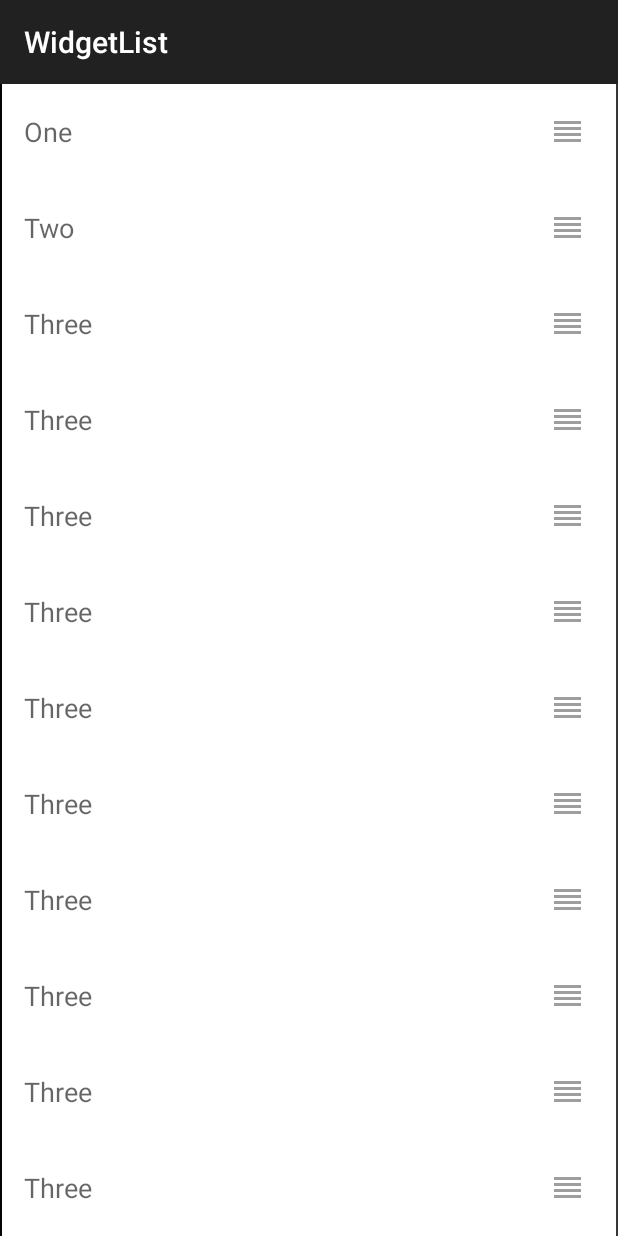
After one commit to itMicmouse/WidgetList, an Android app: the fragment MineFragment placed in its activity, on a phone screen of 412 x 824 dp. The commit adds this screen. Run offline under Robolectric (Android 15) with nearby library versions, the phone set to English and light mode, and no system bars.

Commit message:
lean recyeleview layoutManage

```diff
--- a/app/src/main/java/org/micmource/widgetlists/widgetlist/MainActivity.java
+++ b/app/src/main/java/org/micmource/widgetlists/widgetlist/MainActivity.java
@@ -13,6 +13,7 @@ import android.widget.Toast;
 import com.lib_fragmentdialog.FriendActivity;
 import com.lib_recycleview.drag.grid.RecyclerGridFragmentDrag;
 import com.lib_recycleview.drag.list.RecyclerListFragmentDrag;
+import com.lib_recycleview.view.MineFragment;
 import com.lib_recycleview.view.flowlayout.RecyclerFlowFragment;
 import com.lib_recycleview.view.grid.RecyclerGridFragment;
 import com.lib_recycleview.view.listview.RecyclerListFragment;
@@ -75,6 +76,9 @@ public class MainActivity extends ActionBarActivity implements MainFragment.OnLi
             case 8:
                 fragment = new RecyclerFlowFragment();
                 break;
+            case 9:
+                fragment = new MineFragment();
+                break;
 
         }
         getFragmentManager().beginTransaction()
--- a/app/src/main/res/values/strings.xml
+++ b/app/src/main/res/values/strings.xml
@@ -12,5 +12,6 @@
         <item>Tag 标签</item>
         <item>特殊button</item>
         <item>recycleView 的流式布局</item>
+        <item>自定义recycleView LayoutManage</item>
     </array>
 </resources>
--- /dev/null
+++ b/lib_recycleview/src/main/java/com/lib_recycleview/layoutmanager/MineLayoutManager.java
@@ -0,0 +1,159 @@
+package com.lib_recycleview.layoutmanager;
+
+import android.graphics.Rect;
+import android.support.v7.widget.RecyclerView;
+import android.util.Log;
+import android.util.SparseArray;
+import android.util.SparseBooleanArray;
+import android.view.View;
+import android.view.ViewGroup;
+
+/**
+ * Created by yakun on 2016/6/30.
+ */
+public class MineLayoutManager extends RecyclerView.LayoutManager {
+
+    private int verticalScrollOffset = 0;
+    private int totalHeight = 0;
+
+    //保存所有的Item的上下左右的偏移量信息
+    private SparseArray<Rect> allItemFrames = new SparseArray<>();
+
+    @Override
+    public void onLayoutChildren(RecyclerView.Recycler recycler, RecyclerView.State state) {
+        //如果没有item，直接返回
+        if (getItemCount() <= 0) return;
+        // 跳过preLayout，preLayout主要用于支持动画
+        if (state.isPreLayout()) {
+            return;
+        }
+        //在布局之前，将所有的子View先Detach掉，放入到Scrap缓存中
+        detachAndScrapAttachedViews(recycler);
+        //定义竖直方向的偏移量
+        int offsetY = 0;
+        totalHeight = 0;
+        for (int i = 0; i < getItemCount(); i++) {
+
+            //这里就是从缓存里面取出
+            View view = recycler.getViewForPosition(i);
+            //将View加入到RecyclerView中
+            addView(view);
+            measureChildWithMargins(view, 0, 0);
+            int width = getDecoratedMeasuredWidth(view);
+            int height = getDecoratedMeasuredHeight(view);
+
+            totalHeight += height;
+            Rect frame = allItemFrames.get(i);
+            if (frame == null) {
+                frame = new Rect();
+            }
+            frame.set(0, offsetY, width, offsetY + height);
+            // 将当前的Item的Rect边界数据保存
+            allItemFrames.put(i, frame);
+
+            //将竖直方向偏移量增大height
+            offsetY += height;
+        }
+        //如果所有子View的高度和没有填满RecyclerView的高度，
+        // 则将高度设置为RecyclerView的高度
+        totalHeight = Math.max(totalHeight, getVerticalSpace());
+        // fixScrollOffset();
+        recycleAndFillItems(recycler, state);
+    }
+
+    @Override
+    public boolean canScrollVertically() {
+        return true;
+    }
+
+
+    @Override
+    public int scrollVerticallyBy(int dy, RecyclerView.Recycler recycler, RecyclerView.State state) {
+        //先detach掉所有的子View
+        detachAndScrapAttachedViews(recycler);
+
+        //实际要滑动的距离
+        int travel = dy;
+
+        //如果滑动到最顶部
+        if (verticalScrollOffset + dy < 0) {
+            travel = -verticalScrollOffset;
+        } else if (verticalScrollOffset + dy > totalHeight - getVerticalSpace()) {//如果滑动到最底部
+            travel = totalHeight - getVerticalSpace() - verticalScrollOffset;
+        }
+
+        //将竖直方向的偏移量+travel
+        verticalScrollOffset += travel;
+
+        // 平移容器内的item
+        offsetChildrenVertical(-travel);
+        recycleAndFillItems(recycler, state);
+        Log.d("--->", " childView count:" + getChildCount());
+        System.out.println(" childView count:" + getChildCount());
+        return travel;
+    }
+
+    /**
+     * 回收不需要的Item，并且将需要显示的Item从缓存中取出
+     */
+    private void recycleAndFillItems(RecyclerView.Recycler recycler, RecyclerView.State state) {
+        if (state.isPreLayout()) { // 跳过preLayout，preLayout主要用于支持动画
+            return;
+        }
+
+        // 当前scroll offset状态下的显示区域
+        Rect displayFrame = new Rect(0, verticalScrollOffset, getHorizontalSpace(), verticalScrollOffset + getVerticalSpace());
+
+        /**
+         * 将滑出屏幕的Items回收到Recycle缓存中
+         */
+        Rect childFrame = new Rect();
+        for (int i = 0; i < getChildCount(); i++) {
+            View child = getChildAt(i);
+            childFrame.left = getDecoratedLeft(child);
+            childFrame.top = getDecoratedTop(child);
+            childFrame.right = getDecoratedRight(child);
+            childFrame.bottom = getDecoratedBottom(child);
+            //如果Item没有在显示区域，就说明需要回收
+            if (!Rect.intersects(displayFrame, childFrame)) {
+                //回收掉滑出屏幕的View
+                removeAndRecycleView(child, recycler);
+
+            }
+        }
+
+        //重新显示需要出现在屏幕的子View
+        for (int i = 0; i < getItemCount(); i++) {
+
+            if (Rect.intersects(displayFrame, allItemFrames.get(i))) {
+
+                View scrap = recycler.getViewForPosition(i);
+                measureChildWithMargins(scrap, 0, 0);
+                addView(scrap);
+
+                Rect frame = allItemFrames.get(i);
+                //将这个item布局出来
+                layoutDecorated(scrap,
+                        frame.left,
+                        frame.top - verticalScrollOffset,
+                        frame.right,
+                        frame.bottom - verticalScrollOffset);
+
+            }
+        }
+    }
+
+    private int getVerticalSpace() {
+        return getHeight() - getPaddingBottom() - getPaddingTop();
+    }
+
+    private int getHorizontalSpace() {
+        return getWidth() - getPaddingRight() - getPaddingLeft();
+    }
+
+    @Override
+    public RecyclerView.LayoutParams generateDefaultLayoutParams() {
+        return new RecyclerView.LayoutParams(ViewGroup.LayoutParams.WRAP_CONTENT, ViewGroup.LayoutParams.WRAP_CONTENT);
+    }
+
+}
--- /dev/null
+++ b/lib_recycleview/src/main/java/com/lib_recycleview/view/MineFragment.java
@@ -0,0 +1,52 @@
+package com.lib_recycleview.view;
+
+import android.app.Fragment;
+import android.graphics.Color;
+import android.os.Bundle;
+import android.support.annotation.Nullable;
+import android.support.v7.widget.LinearLayoutManager;
+import android.support.v7.widget.RecyclerView;
+import android.view.LayoutInflater;
+import android.view.View;
+import android.view.ViewGroup;
+
+import com.lib_recycleview.R;
+import com.lib_recycleview.layoutmanager.MineLayoutManager;
+import com.lib_recycleview.view.listview.DividerItemDecoration;
+import com.lib_recycleview.view.listview.RecyclerListAdapter;
+
+import java.util.Arrays;
+import java.util.Collection;
+import java.util.Collections;
+import java.util.List;
+
+/**
+ * Created by yakun on 2016/6/30.
+ */
+public class MineFragment  extends Fragment {
+
+
+    public MineFragment() {
+    }
+
+    @Nullable
+    @Override
+    public View onCreateView(LayoutInflater inflater, ViewGroup container, Bundle savedInstanceState) {
+        return new RecyclerView(container.getContext());
+    }
+
+    @Override
+    public void onViewCreated(View view, @Nullable Bundle savedInstanceState) {
+        super.onViewCreated(view, savedInstanceState);
+        List<String> strings = Arrays.asList(getResources().getStringArray(R.array.dummy_items));
+        RecyclerListAdapter adapter = new RecyclerListAdapter(getActivity(),strings);
+
+        RecyclerView recyclerView = (RecyclerView) view;
+        recyclerView.setBackgroundColor(Color.WHITE);
+        recyclerView.setHasFixedSize(true);
+        recyclerView.setAdapter(adapter);
+        recyclerView.setLayoutManager(new MineLayoutManager());
+        DividerItemDecoration dividerItemDecoration = new DividerItemDecoration(getActivity(), DividerItemDecoration.HORIZONTAL_LIST);
+        recyclerView.addItemDecoration(dividerItemDecoration);
+    }
+}
--- a/lib_recycleview/src/main/res/values/strings.xml
+++ b/lib_recycleview/src/main/res/values/strings.xml
@@ -21,6 +21,29 @@
         <item>Three</item>
         <item>Three</item>
         <item>Three</item>
+        <item>Three</item><item>Three</item>
+        <item>Three</item><item>Three</item>
+        <item>Three</item><item>Three</item>
+        <item>Three</item><item>Three</item>
+        <item>Three</item><item>Three</item>
+        <item>Three</item><item>Three</item>
+        <item>Three</item><item>Three</item>
+        <item>Three</item><item>Three</item>
+        <item>Three</item><item>Three</item>
+        <item>Three</item><item>Three</item>
+        <item>Three</item><item>Three</item>
+        <item>Three</item><item>Three</item>
+        <item>Three</item><item>Three</item>
+        <item>Three</item><item>Three</item>
+        <item>Three</item><item>Three</item>
+        <item>Three</item><item>Three</item>
+        <item>Three</item><item>Three</item>
+        <item>Three</item><item>Three</item>
+        <item>Three</item><item>Three</item>
+        <item>Three</item><item>Three</item>
+        <item>Three</item><item>Three</item>
+        <item>Three</item><item>Three</item>
+        <item>Three</item><item>Three</item>
         <item>Three</item>
 
     </array>
```
